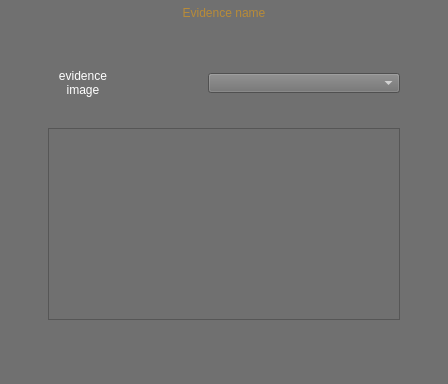
Before: the Qt Designer form data/themes/fullscreen/court_record.ui in headshot2017/AIO, drawn with Qt 5.
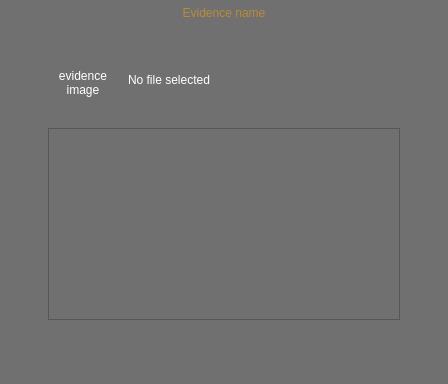
After: the same form once the commit is applied. The open tabs and pages were chosen to show the change. Icons and pictures are not drawn. Custom widgets are drawn as their Qt base class.

Commit message: replace evidence dropdown with file selection dialog

What changed in the file:
```diff
--- a/data/themes/fullscreen/court_record.ui
+++ b/data/themes/fullscreen/court_record.ui
@@ -185,16 +185,6 @@
       <set>Qt::AlignCenter</set>
      </property>
     </widget>
-    <widget class="QComboBox" name="evidencepicdropdown">
-     <property name="geometry">
-      <rect>
-       <x>208</x>
-       <y>73</y>
-       <width>192</width>
-       <height>20</height>
-      </rect>
-     </property>
-    </widget>
     <widget class="AIOButton" name="evidenceclose">
      <property name="geometry">
       <rect>
@@ -269,6 +259,19 @@
       <pixmap>present_button.png</pixmap>
      </property>
     </widget>
+    <widget class="QLabel" name="evidencepicname">
+     <property name="geometry">
+      <rect>
+       <x>128</x>
+       <y>72</y>
+       <width>273</width>
+       <height>16</height>
+      </rect>
+     </property>
+     <property name="text">
+      <string>No file selected</string>
+     </property>
+    </widget>
    </widget>
   </widget>
  </widget>
```
Left out of the diff: 4 changed lines with no effect on the pictures. The commit also changes 4 other files.
